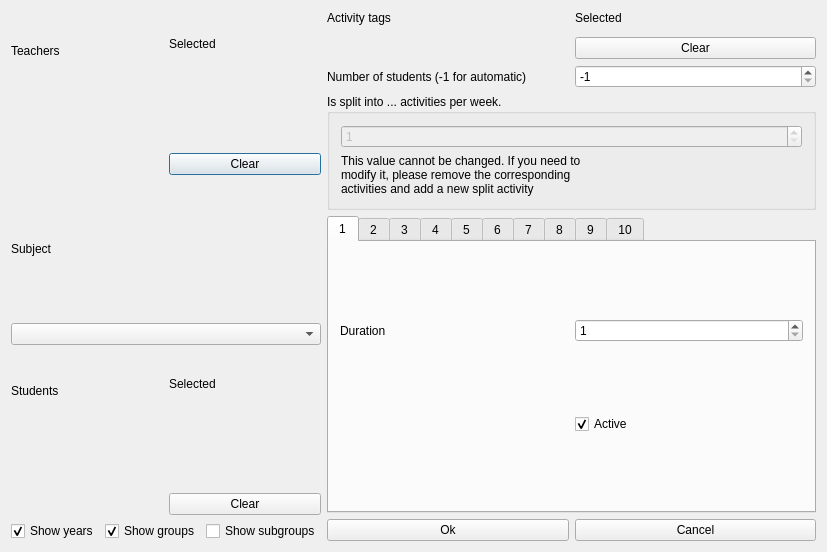
vonmecheln/fet, file fet/src/interface/modifyactivityform_template.ui: the form before one commit.
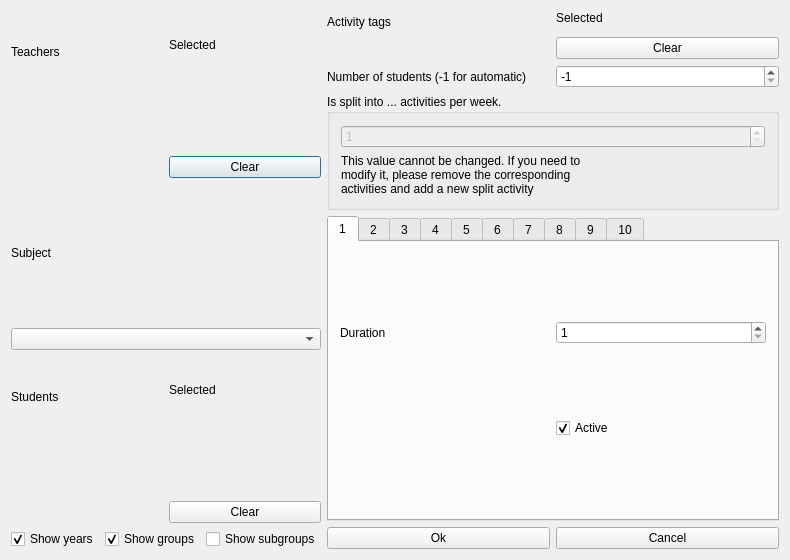
The form after the commit. The open tabs and pages were chosen to show the change. Custom widgets are drawn as their Qt base class.

What changed in the file:
```diff
--- a/fet/src/interface/modifyactivityform_template.ui
+++ b/fet/src/interface/modifyactivityform_template.ui
@@ -6,14 +6,14 @@
    <rect>
     <x>0</x>
     <y>0</y>
-    <width>827</width>
-    <height>552</height>
+    <width>790</width>
+    <height>560</height>
    </rect>
   </property>
   <property name="windowTitle">
    <string>Modify activity</string>
   </property>
-  <layout class="QGridLayout">
+  <layout class="QGridLayout" name="gridLayout">
    <item row="0" column="0">
     <layout class="QVBoxLayout">
      <item>
@@ -202,29 +202,12 @@
     </layout>
    </item>
    <item row="0" column="1">
-    <layout class="QVBoxLayout">
+    <layout class="QVBoxLayout" name="verticalLayout_4">
      <item>
-      <layout class="QGridLayout">
-       <item row="0" column="1">
-        <widget class="QLabel" name="selectedActivityTagsTextLabel">
-         <property name="text">
-          <string>Selected</string>
-         </property>
-         <property name="wordWrap">
-          <bool>false</bool>
-         </property>
-        </widget>
-       </item>
-       <item row="1" column="0" rowspan="2">
-        <widget class="Q3ListBox" name="allActivityTagsListBox">
+      <layout class="QHBoxLayout" name="horizontalLayout">
          <item>
-          <property name="text">
-           <string>New Item</string>
-          </property>
-         </item>
-        </widget>
-       </item>
-       <item row="0" column="0">
+        <layout class="QVBoxLayout" name="verticalLayout">
+         <item>
         <widget class="QLabel" name="allActivityTagsTextLabel">
          <property name="text">
           <string>Activity tags</string>
@@ -234,14 +217,32 @@
          </property>
         </widget>
        </item>
-       <item row="2" column="1">
-        <widget class="QPushButton" name="clearActivityTagPushButton">
+         <item>
+          <widget class="Q3ListBox" name="allActivityTagsListBox">
+           <item>
          <property name="text">
-          <string>Clear</string>
-         </property>
-        </widget>
-       </item>
-       <item row="1" column="1">
+             <string>New Item</string>
+            </property>
+           </item>
+          </widget>
+         </item>
+        </layout>
+       </item>
+       <item>
+        <layout class="QVBoxLayout" name="verticalLayout_3">
+         <item>
+          <layout class="QVBoxLayout" name="verticalLayout_2">
+           <item>
+            <widget class="QLabel" name="selectedActivityTagsTextLabel">
+             <property name="text">
+              <string comment="It refers to a list of selected activity tags">Selected</string>
+             </property>
+             <property name="wordWrap">
+              <bool>false</bool>
+             </property>
+            </widget>
+           </item>
+           <item>
         <widget class="Q3ListBox" name="selectedActivityTagsListBox">
          <item>
           <property name="text">
@@ -253,6 +254,17 @@
       </layout>
      </item>
      <item>
+          <widget class="QPushButton" name="clearActivityTagPushButton">
+           <property name="text">
+            <string>Clear</string>
+           </property>
+          </widget>
+         </item>
+        </layout>
+       </item>
+      </layout>
+     </item>
+     <item>
       <layout class="QHBoxLayout">
        <item>
         <widget class="QLabel" name="textLabel2">
```
Left out of the diff: 8 changed lines with no effect on the pictures. Lines whose indentation alone changed are shown as unchanged.
